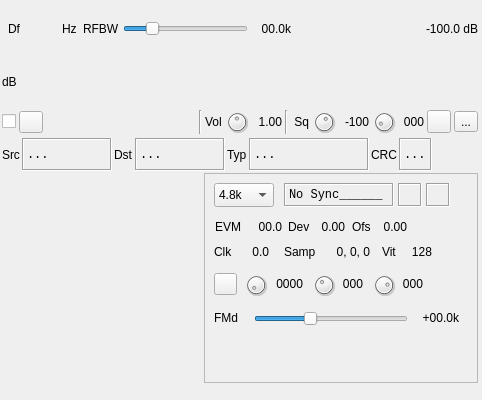
Old version of the form plugins/channelrx/demodm17/m17demodgui.ui in the repository f4exb/sdrangel.
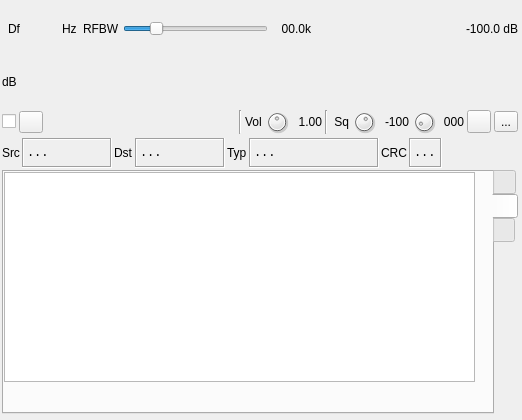
New version of the form. The open tabs and pages were chosen to show the change. Icons and pictures are not drawn. Custom widgets are drawn as their Qt base class.

Commit message: M17 demod: view SMS messages in GUI

```diff
--- a/plugins/channelrx/demodm17/m17demodgui.ui
+++ b/plugins/channelrx/demodm17/m17demodgui.ui
@@ -6,8 +6,8 @@
    <rect>
     <x>0</x>
     <y>0</y>
-    <width>482</width>
-    <height>400</height>
+    <width>522</width>
+    <height>420</height>
    </rect>
   </property>
   <property name="sizePolicy">
@@ -18,14 +18,14 @@
   </property>
   <property name="minimumSize">
    <size>
-    <width>482</width>
-    <height>400</height>
+    <width>522</width>
+    <height>420</height>
    </size>
   </property>
   <property name="maximumSize">
    <size>
     <width>560</width>
-    <height>400</height>
+    <height>420</height>
    </size>
   </property>
   <property name="font">
@@ -42,7 +42,7 @@
     <rect>
      <x>0</x>
      <y>0</y>
-     <width>480</width>
+     <width>520</width>
      <height>136</height>
     </rect>
    </property>
@@ -54,7 +54,7 @@
    </property>
    <property name="minimumSize">
     <size>
-     <width>480</width>
+     <width>520</width>
      <height>0</height>
     </size>
    </property>
@@ -525,14 +525,14 @@
     <rect>
      <x>0</x>
      <y>136</y>
-     <width>480</width>
-     <height>249</height>
+     <width>520</width>
+     <height>280</height>
     </rect>
    </property>
    <property name="minimumSize">
     <size>
-     <width>480</width>
-     <height>248</height>
+     <width>520</width>
+     <height>274</height>
     </size>
    </property>
    <property name="windowTitle">
@@ -637,7 +637,7 @@
        <widget class="QLabel" name="typeText">
         <property name="minimumSize">
          <size>
-          <width>120</width>
+          <width>130</width>
           <height>0</height>
          </size>
         </property>
@@ -718,6 +718,45 @@
      </layout>
     </item>
     <item>
+     <widget class="QTabWidget" name="digitalTabWidget">
+      <property name="minimumSize">
+       <size>
+        <width>0</width>
+        <height>210</height>
+       </size>
+      </property>
+      <property name="toolTip">
+       <string>Digital section</string>
+      </property>
+      <property name="tabPosition">
+       <enum>QTabWidget::East</enum>
+      </property>
+      <property name="currentIndex">
+       <number>0</number>
+      </property>
+      <widget class="QWidget" name="settingsTab">
+       <property name="toolTip">
+        <string>Dgital Settings</string>
+       </property>
+       <attribute name="icon">
+        <iconset resource="../../../sdrgui/resources/res.qrc">
+         <normaloff>:/gear.png</normaloff>:/gear.png</iconset>
+       </attribute>
+       <attribute name="title">
+        <string/>
+       </attribute>
+       <attribute name="toolTip">
+        <string>Settings</string>
+       </attribute>
+       <widget class="QWidget" name="layoutWidget">
+        <property name="geometry">
+         <rect>
+          <x>0</x>
+          <y>0</y>
+          <width>476</width>
+          <height>212</height>
+         </rect>
+        </property>
      <layout class="QHBoxLayout" name="scopeLayout">
       <item>
        <widget class="TVScreen" name="screenTV" native="true">
@@ -1454,6 +1493,64 @@
        </widget>
       </item>
      </layout>
+       </widget>
+      </widget>
+      <widget class="QWidget" name="smsTab">
+       <property name="toolTip">
+        <string>SMS data</string>
+       </property>
+       <attribute name="icon">
+        <iconset resource="../../../sdrgui/resources/res.qrc">
+         <normaloff>:/sms.png</normaloff>:/sms.png</iconset>
+       </attribute>
+       <attribute name="title">
+        <string/>
+       </attribute>
+       <attribute name="toolTip">
+        <string>SMS</string>
+       </attribute>
+       <widget class="QPlainTextEdit" name="smsLog">
+        <property name="enabled">
+         <bool>true</bool>
+        </property>
+        <property name="geometry">
+         <rect>
+          <x>0</x>
+          <y>0</y>
+          <width>471</width>
+          <height>210</height>
+         </rect>
+        </property>
+        <property name="font">
+         <font>
+          <family>Liberation Mono</family>
+          <pointsize>9</pointsize>
+         </font>
+        </property>
+        <property name="toolTip">
+         <string>SMS log</string>
+        </property>
+        <property name="readOnly">
+         <bool>true</bool>
+        </property>
+       </widget>
+      </widget>
+      <widget class="QWidget" name="aprsTab">
+       <property name="toolTip">
+        <string>APRS data</string>
+       </property>
+       <attribute name="icon">
+        <iconset resource="../../../sdrgui/resources/res.qrc">
+         <normaloff>:/world.png</normaloff>:/world.png</iconset>
+       </attribute>
+       <attribute name="title">
+        <string/>
+       </attribute>
+       <attribute name="toolTip">
+        <string>APRS</string>
+       </attribute>
+      </widget>
+     </widget>
     </item>
    </layout>
   </widget>
```
Lines whose indentation alone changed are shown as unchanged. The commit also changes 7 other files.
